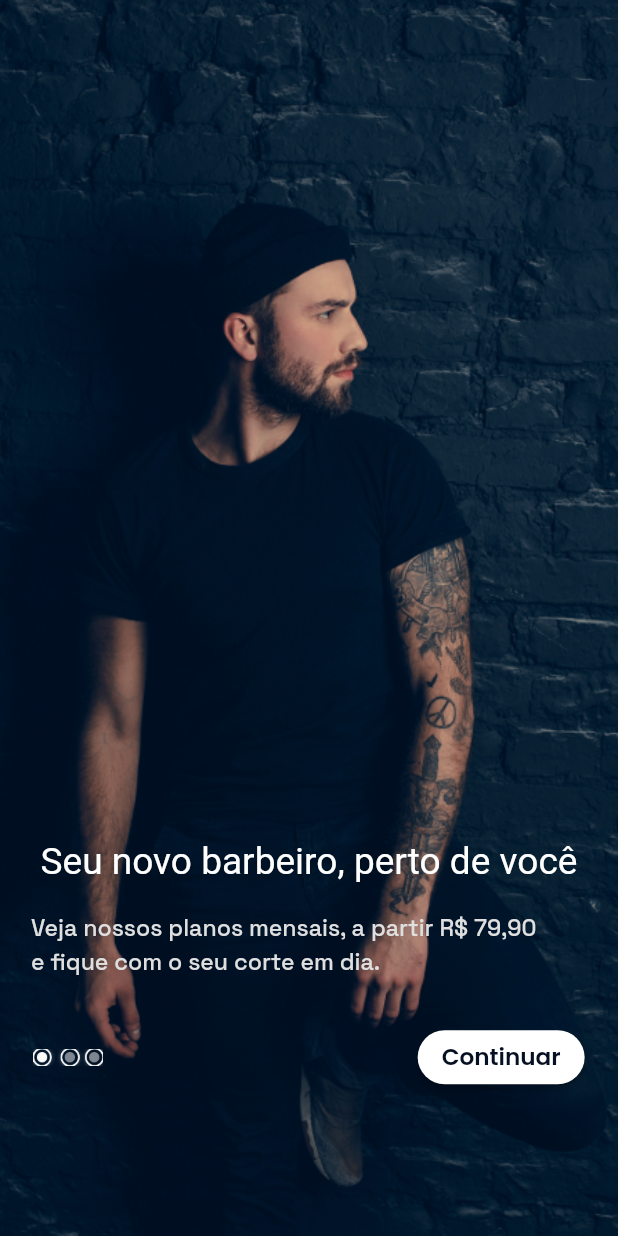
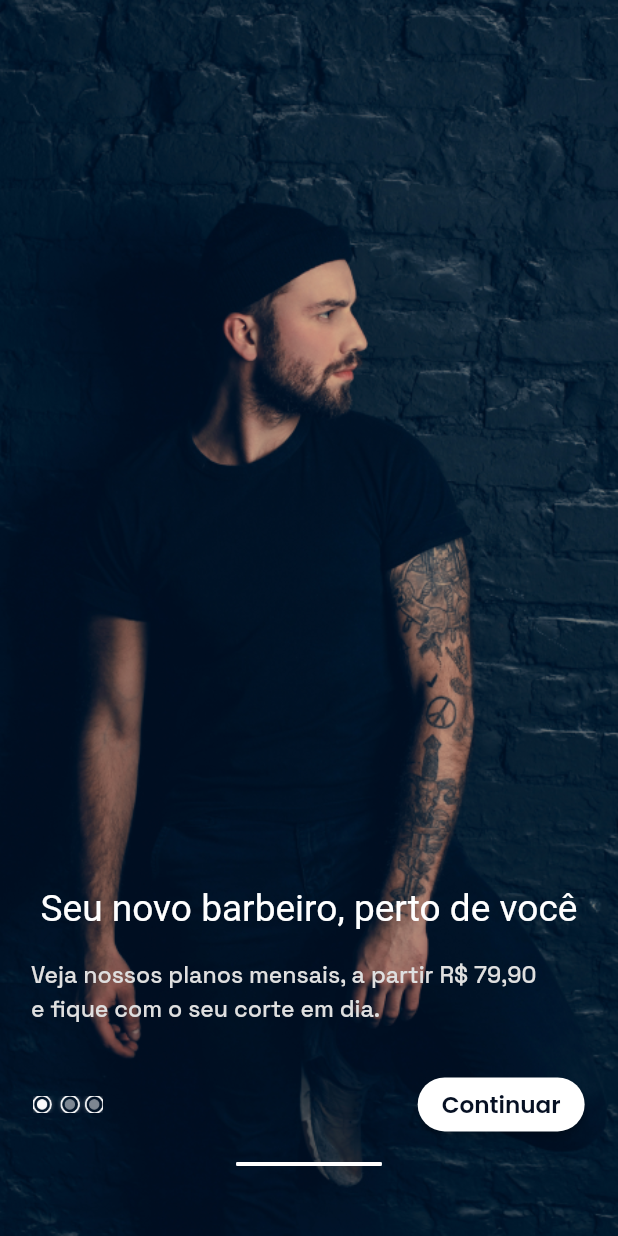
Before and after one commit to guicastle/meu_barbeiro, a Flutter app: the screen it shows after launch, on a phone screen of 412 x 824 dp. Run offline on Flutter 3.47's test engine with Material 2 defaults, Android fonts, the phone set to English and light mode, and no system bars; our stand-ins replace google_fonts; Roboto replaces fonts that are missing (Zen Dots).

Commit message:
chg: add native-home-indicator

```diff
--- a/lib/screens/intro_first_step.dart
+++ b/lib/screens/intro_first_step.dart
@@ -19,7 +19,7 @@ class IntroFirstStep extends StatelessWidget {
         ),
         child: Container(
           width: double.infinity,
-          padding: EdgeInsets.only(bottom: height / 8),
+          padding: EdgeInsets.only(bottom: height / 16),
           decoration: const BoxDecoration(
             color: Color(0xffffffff),
             image: DecorationImage(
@@ -120,6 +120,16 @@ class IntroFirstStep extends StatelessWidget {
                   ],
                 ),
               ),
+              SizedBox(
+                height: width / 32,
+              ),
+              SizedBox(
+                width: width / 3.8,
+                // height: height / 14,
+                child: Image.asset(
+                  'assets/design/images/native-home-indicator-6gv.png',
+                ),
+              ),
             ],
           ),
         ),
```
